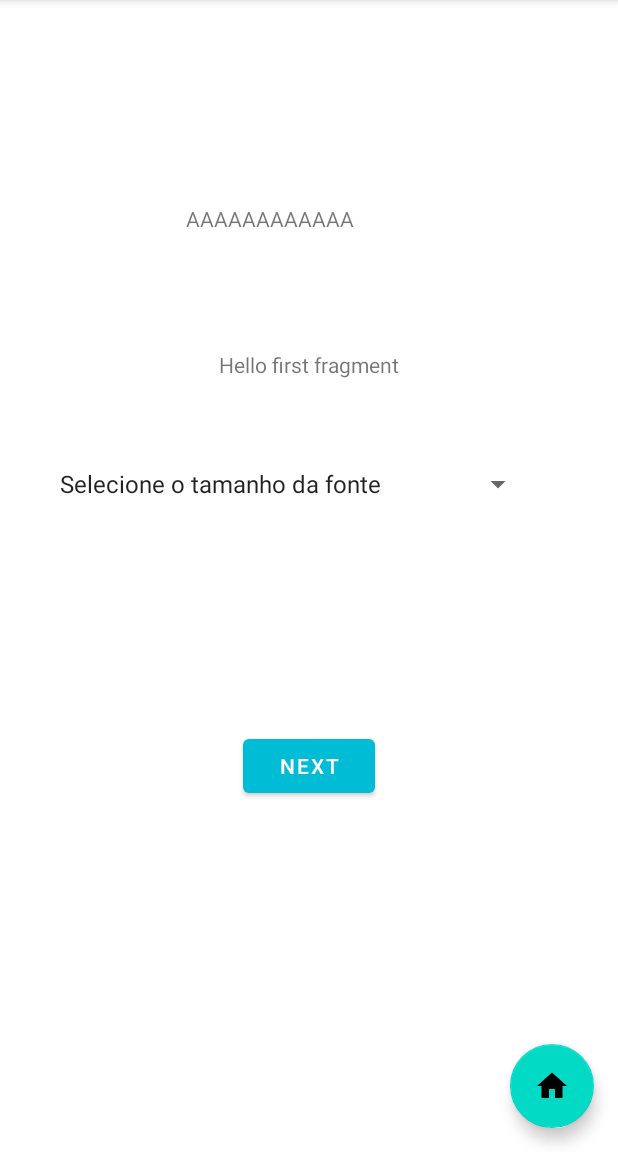
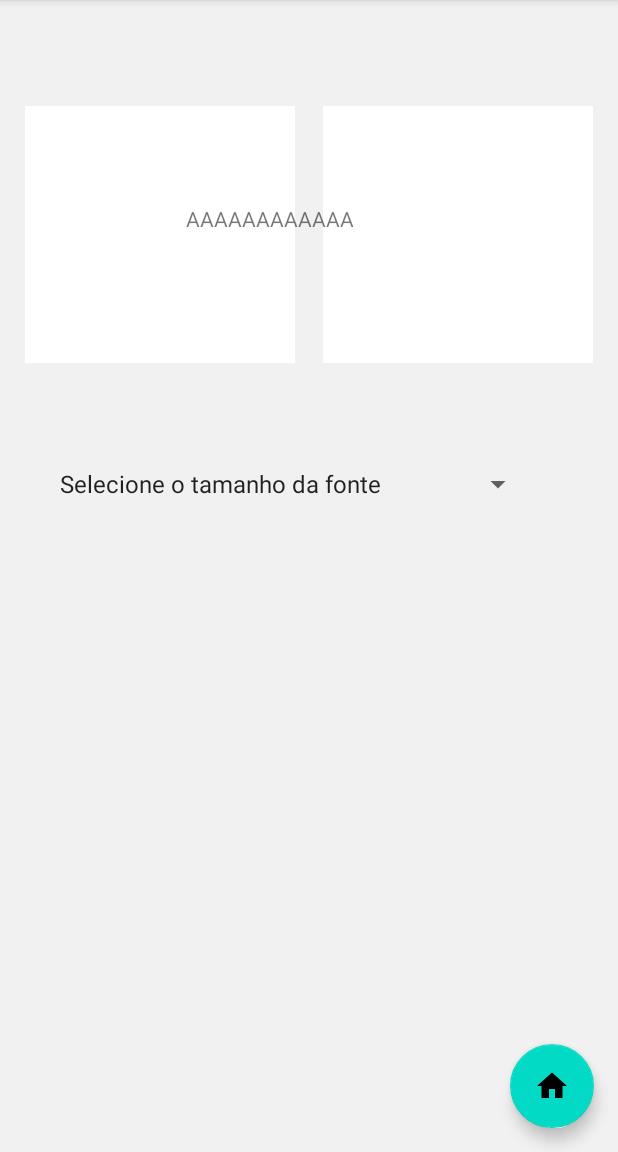
Before and after one commit to resendeisabela/Pokemon_App, an Android app: the screen it shows after launch (MainActivity), on a phone screen of 412 x 824 dp, the part 84-1236 px from its top. Run offline under Robolectric (Android 15) with nearby library versions, the phone set to English and light mode, and no system bars; our stand-ins replace navigation-ui.

Commit message:
implement listing structure and add image and sound files

```diff
--- a/app/src/main/java/com/example/pokemon_app/FirstFragment.java
+++ b/app/src/main/java/com/example/pokemon_app/FirstFragment.java
@@ -29,13 +29,13 @@ public class FirstFragment extends Fragment {
     public void onViewCreated(@NonNull View view, Bundle savedInstanceState) {
         super.onViewCreated(view, savedInstanceState);
 
-        binding.buttonFirst.setOnClickListener(new View.OnClickListener() {
-            @Override
-            public void onClick(View view) {
-                NavHostFragment.findNavController(FirstFragment.this)
-                        .navigate(R.id.action_FirstFragment_to_SecondFragment);
-            }
-        });
+//        binding.buttonFirst.setOnClickListener(new View.OnClickListener() {
+//            @Override
+//            public void onClick(View view) {
+//                NavHostFragment.findNavController(FirstFragment.this)
+//                        .navigate(R.id.action_FirstFragment_to_SecondFragment);
+//            }
+//        });
     }
 
     @Override
--- a/app/src/main/res/layout/fragment_first.xml
+++ b/app/src/main/res/layout/fragment_first.xml
@@ -4,25 +4,50 @@
     xmlns:tools="http://schemas.android.com/tools"
     android:layout_width="match_parent"
     android:layout_height="match_parent"
+    android:background="#F1F1F1"
     tools:context=".FirstFragment">
 
-    <TextView
-        android:id="@+id/textview_first"
-        android:layout_width="wrap_content"
-        android:layout_height="wrap_content"
-        android:text="@string/hello_first_fragment"
-        app:layout_constraintBottom_toTopOf="@id/button_first"
-        app:layout_constraintEnd_toEndOf="parent"
-        app:layout_constraintStart_toStartOf="parent"
-        app:layout_constraintTop_toTopOf="parent" />
-
-    <Button
-        android:id="@+id/button_first"
-        android:layout_width="wrap_content"
-        android:layout_height="wrap_content"
-        android:text="@string/next"
+    <TableLayout
+        android:layout_width="409dp"
+        android:layout_height="220dp"
+        android:layout_marginStart="1dp"
+        android:layout_marginTop="52dp"
+        android:layout_marginEnd="1dp"
+        android:layout_marginBottom="459dp"
         app:layout_constraintBottom_toBottomOf="parent"
         app:layout_constraintEnd_toEndOf="parent"
+        app:layout_constraintHorizontal_bias="0.0"
         app:layout_constraintStart_toStartOf="parent"
-        app:layout_constraintTop_toBottomOf="@id/textview_first" />
+        app:layout_constraintTop_toTopOf="parent">
+
+        <TableRow
+            android:layout_width="match_parent"
+            android:layout_height="237dp"
+            android:layout_marginHorizontal="15dp"
+            android:background="#F1F1F1">
+
+            <LinearLayout
+                android:layout_width="180dp"
+                android:layout_height="match_parent"
+                android:background="#FFFFFF"
+                android:orientation="horizontal">
+
+            </LinearLayout>
+
+            <Space
+                android:layout_width="122dp"
+                android:layout_height="171dp"
+                android:layout_weight="1" />
+
+            <LinearLayout
+                android:layout_width="180dp"
+                android:layout_height="match_parent"
+                android:background="#FFFFFF"
+                android:orientation="horizontal">
+
+            </LinearLayout>
+
+        </TableRow>
+
+    </TableLayout>
 </androidx.constraintlayout.widget.ConstraintLayout>
```
Also changed, not shown: app/src/main/res/drawable/bulbasaur.png (added), app/src/main/res/drawable/butterfree.png (added), app/src/main/res/drawable/charmander.png (added), app/src/main/res/drawable/cyndaquil.png (added), app/src/main/res/drawable/eevee.png (added), app/src/main/res/drawable/pikachu.png (added), app/src/main/res/drawable/snorlax.png (added), app/src/main/res/drawable/squirtle.png (added), 8 other files.
